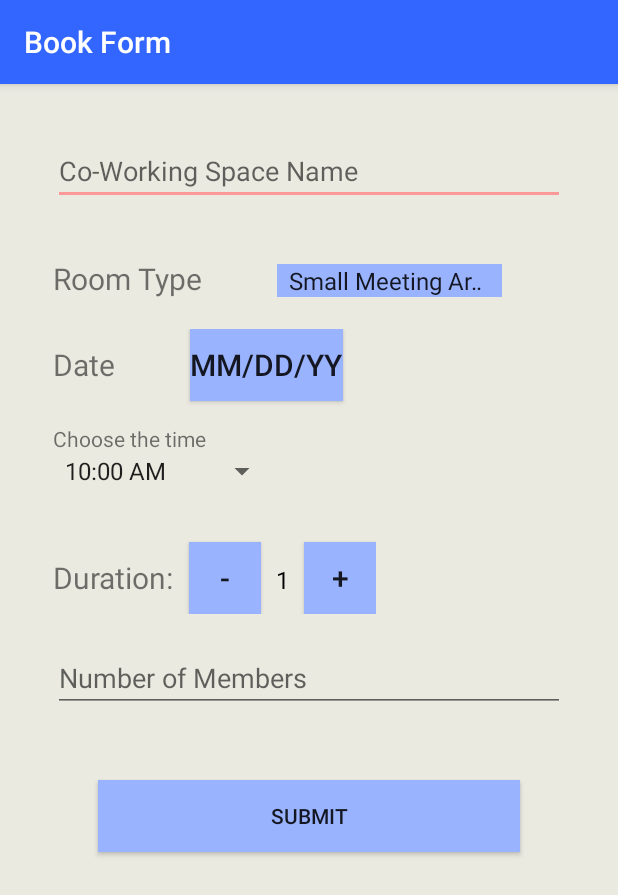
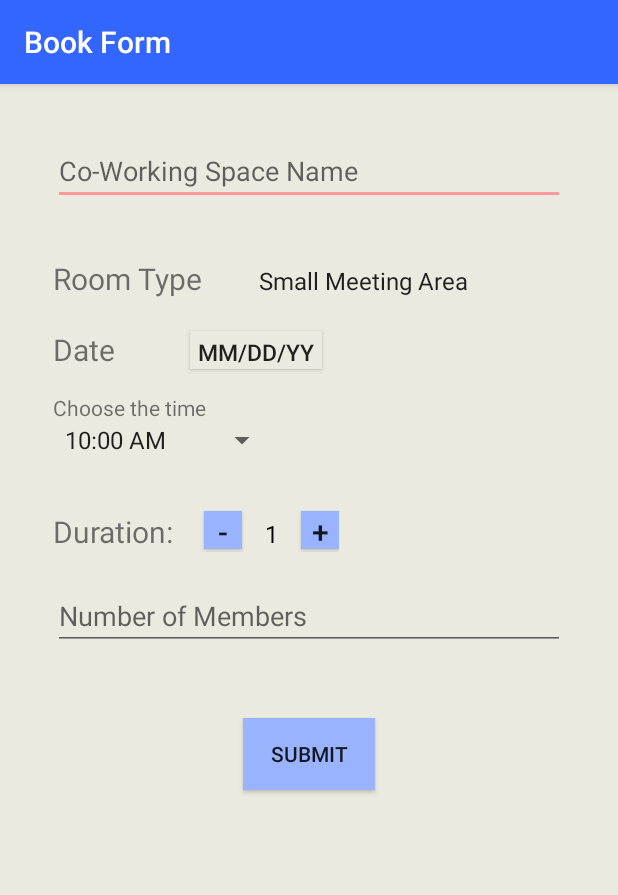
Before and after one commit to MayarSayed/Linguists, an Android app: the BookForm screen opened directly, with no data from a screen before it, on a phone screen of 412 x 824 dp. Shown: the top 895 px of the screen. Run offline under Robolectric (Android 15) with nearby library versions, the phone set to English and light mode, and no system bars.

Commit message:
bookform colors

```diff
--- a/app/src/main/res/layout-v17/activity_book_form.xml
+++ b/app/src/main/res/layout-v17/activity_book_form.xml
@@ -21,15 +21,14 @@
 
 
         <AutoCompleteTextView
+            android:id="@+id/WorkingSpace_name"
             android:layout_width="match_parent"
             android:layout_height="wrap_content"
-            android:id ="@+id/WorkingSpace_name"
-            android:text = ""
+            android:layout_marginBottom="15dp"
             android:hint="Co-Working Space Name"
-            android:layout_marginBottom="15dp"
-            >
+            android:text="">
 
-            <requestFocus/>
+            <requestFocus />
 
         </AutoCompleteTextView>
 
@@ -45,20 +44,18 @@
             <TextView
                 android:layout_width="wrap_content"
                 android:layout_height="wrap_content"
+                android:layout_marginRight="30dp"
                 android:text="Room Type"
-                android:textSize="20sp"
-                android:layout_marginRight="50dp"
-                />
+                android:textSize="20sp" />
 
 
             <Spinner
                 android:id="@+id/Room_type"
-                android:layout_width="150dp"
+                android:layout_width="wrap_content"
                 android:layout_height="wrap_content"
+                android:background="@color/MyBackground"
                 android:entries="@array/Room_arrays"
-                android:prompt="@string/room_prompt"
-                android:background="@color/forbutton"
-                />
+                android:prompt="@string/room_prompt" />
 
         </LinearLayout>
 
@@ -70,26 +67,27 @@
             >
 
             <TextView
+                android:id="@+id/Date"
                 android:layout_width="wrap_content"
                 android:layout_height="wrap_content"
-                android:id ="@+id/Date"
-                android:text = "Date"
+                android:layout_marginBottom="15dp"
+                android:text="Date"
                 android:textSize="20sp"
-                android:layout_marginBottom="15dp"
 
                 />
 
             <Button
+                android:id="@+id/date_text_2"
                 android:layout_width="wrap_content"
-                android:layout_height="wrap_content"
-                android:text = "mm/dd/yy"
-                android:textSize="20sp"
+                android:layout_height="25dp"
+                android:layout_marginLeft="50dp"
                 android:layout_marginBottom="15dp"
-                android:layout_marginLeft="50dp"
-                android:id="@+id/date_text_2"
-                android:background="@color/forbutton"
-                />
+                android:padding="3dp"
+                android:background="@color/MyBackground"
+                android:text="mm/dd/yy"
+                android:textSize="15sp" />
         </LinearLayout>
+
         <LinearLayout
             android:layout_width="match_parent"
             android:layout_height="wrap_content"
@@ -103,6 +101,7 @@
                 android:layout_centerHorizontal="true"
                 android:layout_centerVertical="true"
                 android:text="Choose the time" />
+
             <Spinner
                 android:id="@+id/availableSlots"
                 android:layout_width="150dp"
@@ -114,73 +113,70 @@
         <LinearLayout
             android:layout_width="wrap_content"
             android:layout_height="wrap_content"
-            android:orientation="horizontal"
             android:layout_marginTop="20sp"
-            >
+            android:orientation="horizontal">
 
             <TextView
                 android:layout_width="wrap_content"
                 android:layout_height="wrap_content"
+                android:layout_marginTop="15dp"
+                android:layout_marginRight="10dp"
                 android:text="Duration:"
-                android:layout_marginTop="15dp"
-                android:textSize="20sp"
-                />
+                android:textSize="20sp" />
 
             <Button
-                android:layout_width="48dp"
-                android:layout_height="48dp"
+                android:layout_width="25dp"
+                android:layout_height="25dp"
+                android:layout_marginLeft="10dp"
+                android:layout_marginTop="15dp"
+                android:layout_marginRight="5dp"
+                android:background="@color/forbutton"
                 android:onClick="Decreament"
                 android:text="-"
-                android:textSize="20sp"
-                android:layout_marginTop="15dp"
-                android:layout_marginLeft="10dp"
-                android:background="@color/forbutton"
-                />
+                android:textSize="20sp" />
 
             <TextView
                 android:id="@+id/quantity_text_view"
                 android:layout_width="wrap_content"
                 android:layout_height="wrap_content"
+                android:layout_marginLeft="10dp"
+                android:layout_marginTop="15dp"
+                android:layout_marginRight="5dp"
                 android:text="1"
                 android:textColor="@android:color/black"
-                android:textSize="16sp"
-                android:layout_marginTop="15dp"
-                android:layout_marginLeft="10dp"
-                />
+                android:textSize="16sp" />
 
             <Button
-                android:layout_width="48dp"
-                android:layout_height="48dp"
+                android:layout_width="25dp"
+                android:layout_height="25dp"
+                android:layout_marginLeft="10dp"
+                android:layout_marginTop="15dp"
+                android:background="@color/forbutton"
                 android:onClick="Increament"
                 android:text="+"
-                android:textSize="20sp"
-                android:layout_marginTop="15dp"
-                android:layout_marginLeft="10dp"
-                android:background="@color/forbutton"
-                />
+                android:textSize="20sp" />
 
         </LinearLayout>
 
         <EditText
+            android:id="@+id/re-password"
             android:layout_width="match_parent"
             android:layout_height="wrap_content"
-            android:id ="@+id/re-password"
-            android:text = ""
+            android:layout_marginTop="20sp"
+            android:layout_marginBottom="15dp"
             android:hint="Number of Members"
-            android:layout_marginBottom="15dp"
-            android:layout_marginTop="20sp"
             android:shadowColor="@color/colorAccent"
+            android:text=""
             android:textColorHighlight="@color/colorPrimary"
-           android:textColorLink="@color/colorPrimaryDark"
-            />
+            android:textColorLink="@color/colorPrimaryDark" />
 
         <Button
-            android:layout_width="match_parent"
+            android:layout_width="wrap_content"
             android:layout_height="wrap_content"
-            android:text= "Submit"
+            android:layout_gravity="center_horizontal"
             android:layout_margin="30sp"
             android:background="@color/forbutton"
-            />
+            android:text="Submit" />
     </LinearLayout>
 
 </LinearLayout>
```
Lines whose indentation alone changed are shown as unchanged.
